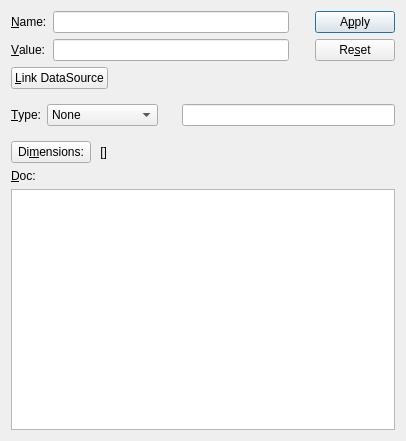
jkotan/nexdatas.configtool, file ndtsconfigtool/ui/richattributedlg.ui: the form before one commit.
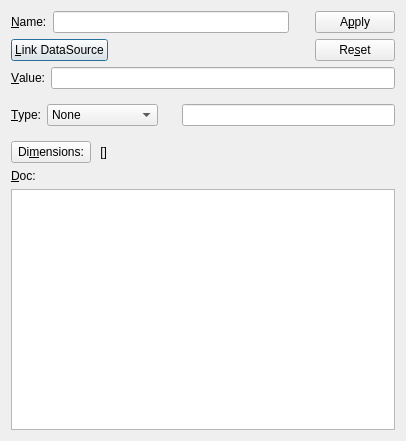
The form after the commit.

Patch:
```diff
--- a/ndtsconfigtool/ui/richattributedlg.ui
+++ b/ndtsconfigtool/ui/richattributedlg.ui
@@ -21,21 +21,14 @@
   </property>
   <layout class="QGridLayout" name="gridLayout">
    <item row="0" column="0">
+    <layout class="QVBoxLayout" name="verticalLayout_4">
+     <item>
+      <layout class="QHBoxLayout" name="horizontalLayout_7">
+       <item>
     <layout class="QVBoxLayout" name="verticalLayout_3">
      <item>
       <layout class="QHBoxLayout" name="horizontalLayout_2">
        <item>
-        <layout class="QFormLayout" name="formLayout">
-         <property name="sizeConstraint">
-          <enum>QLayout::SetDefaultConstraint</enum>
-         </property>
-         <property name="fieldGrowthPolicy">
-          <enum>QFormLayout::AllNonFixedFieldsGrow</enum>
-         </property>
-         <property name="formAlignment">
-          <set>Qt::AlignLeading|Qt::AlignLeft|Qt::AlignTop</set>
-         </property>
-         <item row="0" column="0">
           <widget class="QLabel" name="nameLabel">
            <property name="text">
             <string>&amp;Name:</string>
@@ -45,21 +38,34 @@
            </property>
           </widget>
          </item>
-         <item row="0" column="1">
+           <item>
           <widget class="QLineEdit" name="nameLineEdit"/>
          </item>
-         <item row="1" column="0">
-          <widget class="QLabel" name="valueLabel">
+          </layout>
+         </item>
+         <item>
+          <layout class="QHBoxLayout" name="horizontalLayout_3">
+           <item>
+            <widget class="QPushButton" name="pushButton">
            <property name="text">
-            <string>&amp;Value:</string>
-           </property>
-           <property name="buddy">
-            <cstring>valueLineEdit</cstring>
+              <string>&amp;Link DataSource</string>
            </property>
           </widget>
          </item>
-         <item row="1" column="1">
-          <widget class="QLineEdit" name="valueLineEdit"/>
+           <item>
+            <spacer name="horizontalSpacer_2">
+             <property name="orientation">
+              <enum>Qt::Horizontal</enum>
+             </property>
+             <property name="sizeHint" stdset="0">
+              <size>
+               <width>40</width>
+               <height>20</height>
+              </size>
+             </property>
+            </spacer>
+           </item>
+          </layout>
          </item>
         </layout>
        </item>
@@ -100,26 +106,19 @@
       </layout>
      </item>
      <item>
-      <layout class="QHBoxLayout" name="horizontalLayout_3">
+      <layout class="QHBoxLayout" name="horizontalLayout_8">
        <item>
-        <widget class="QPushButton" name="pushButton">
+        <widget class="QLabel" name="valueLabel">
          <property name="text">
-          <string>&amp;Link DataSource</string>
+          <string>&amp;Value:</string>
+         </property>
+         <property name="buddy">
+          <cstring>valueLineEdit</cstring>
          </property>
         </widget>
        </item>
        <item>
-        <spacer name="horizontalSpacer_2">
-         <property name="orientation">
-          <enum>Qt::Horizontal</enum>
-         </property>
-         <property name="sizeHint" stdset="0">
-          <size>
-           <width>40</width>
-           <height>20</height>
-          </size>
-         </property>
-        </spacer>
+        <widget class="QLineEdit" name="valueLineEdit"/>
        </item>
       </layout>
      </item>
```
Left out of the diff: 2 changed lines with no effect on the pictures. Lines whose indentation alone changed are shown as unchanged.
